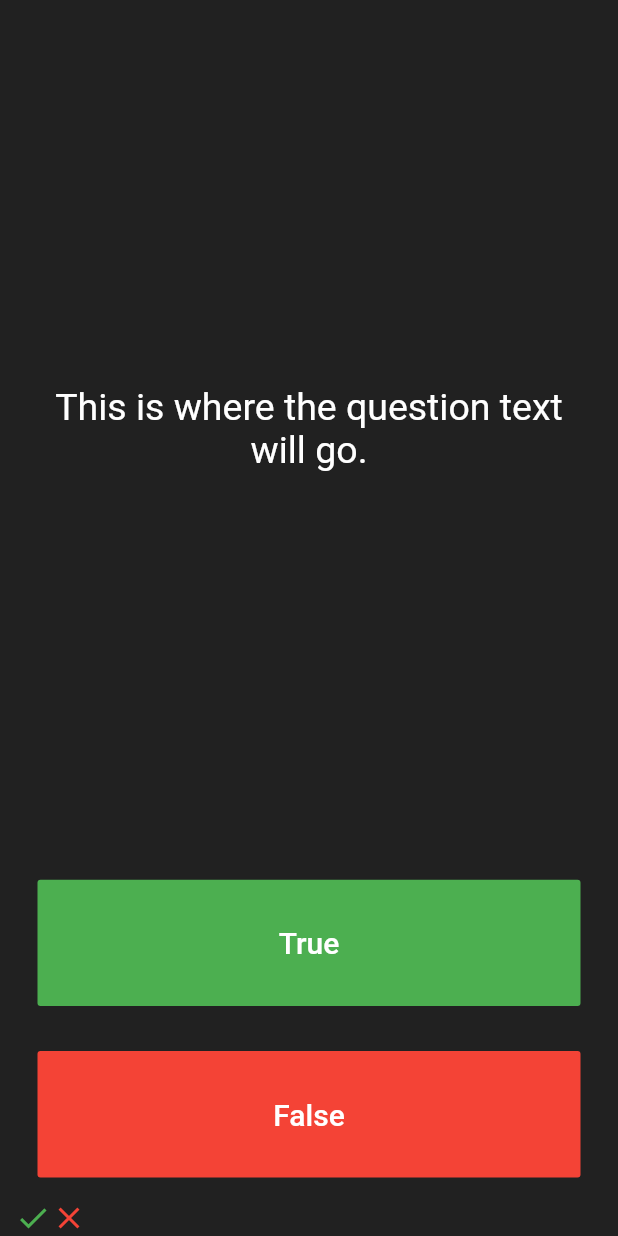
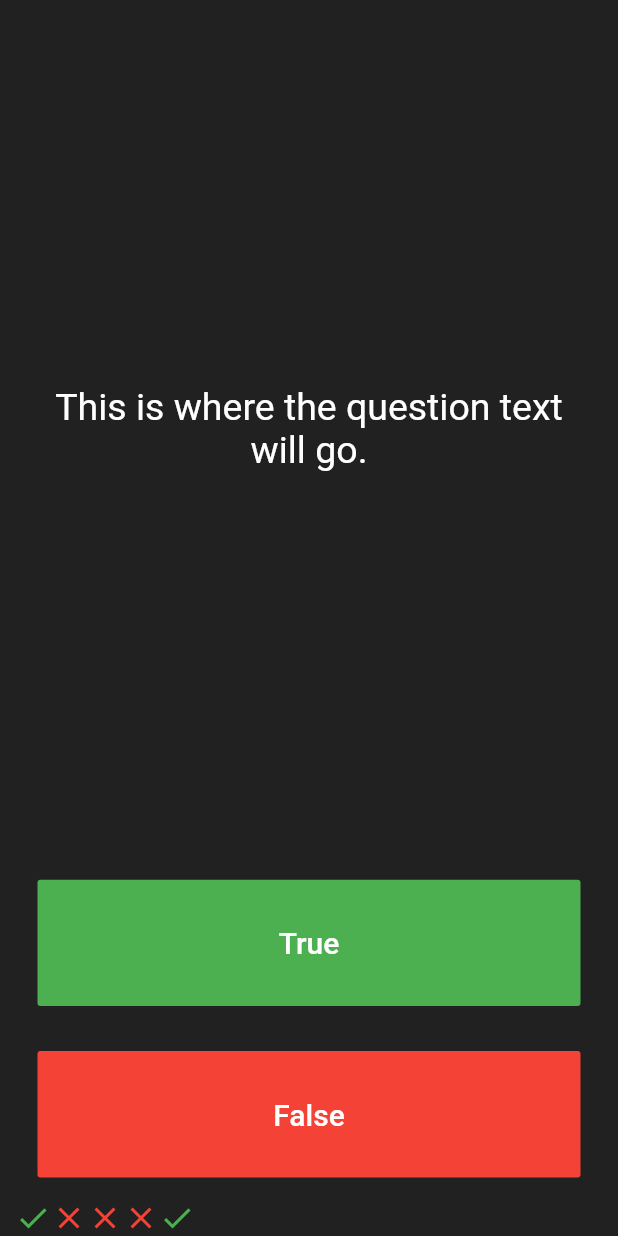
Before and after one commit to Praman1212/Laravel_quizzler, a Flutter app: the screen it shows after launch, after a tap on "True", on a phone screen of 412 x 824 dp. Run offline on Flutter 3.47's test engine with Material 2 defaults, Android fonts, the phone set to English and light mode, and no system bars.

Commit message:
Button update

```diff
--- a/lib/main.dart
+++ b/lib/main.dart
@@ -25,6 +25,24 @@ class QuizPage extends StatefulWidget {
 }
 
 class _QuizPageState extends State<QuizPage> {
+  List<Icon> scorekeeper = [
+    Icon(
+      Icons.check,
+      color: Colors.green,
+    ),
+    Icon(
+      Icons.close,
+      color: Colors.red,
+    ),
+    Icon(
+      Icons.close,
+      color: Colors.red,
+    ),
+    Icon(
+      Icons.close,
+      color: Colors.red,
+    ),
+  ];
   @override
   Widget build(BuildContext context) {
     return Column(
@@ -61,6 +79,14 @@ class _QuizPageState extends State<QuizPage> {
                 ),
               ),
               onPressed: () {
+                setState(() {
+                  scorekeeper.add(
+                    Icon(
+                      Icons.check,
+                      color: Colors.green,
+                    ),
+                  );
+                });
                 //The user picked true.
               },
             ),
@@ -80,21 +106,20 @@ class _QuizPageState extends State<QuizPage> {
               ),
               onPressed: () {
                 //The user picked false.
+                setState(() {
+                  scorekeeper.add(
+                    Icon(
+                      Icons.close,
+                      color: Colors.red,
+                    ),
+                  );
+                });
               },
             ),
           ),
         ),
         Row(
-          children: [
-            Icon(
-              Icons.check,
-              color: Colors.green,
-            ),
-            Icon(
-              Icons.close,
-              color: Colors.red,
-            ),
-          ],
+          children: scorekeeper,
         ),
       ],
     );
```
